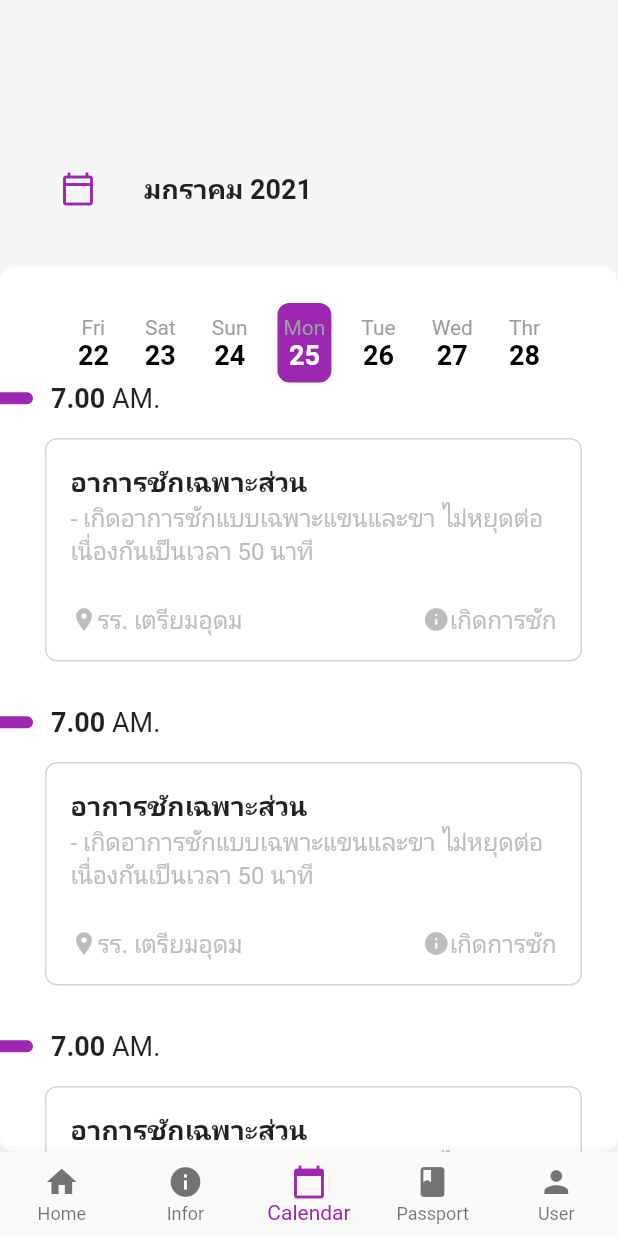
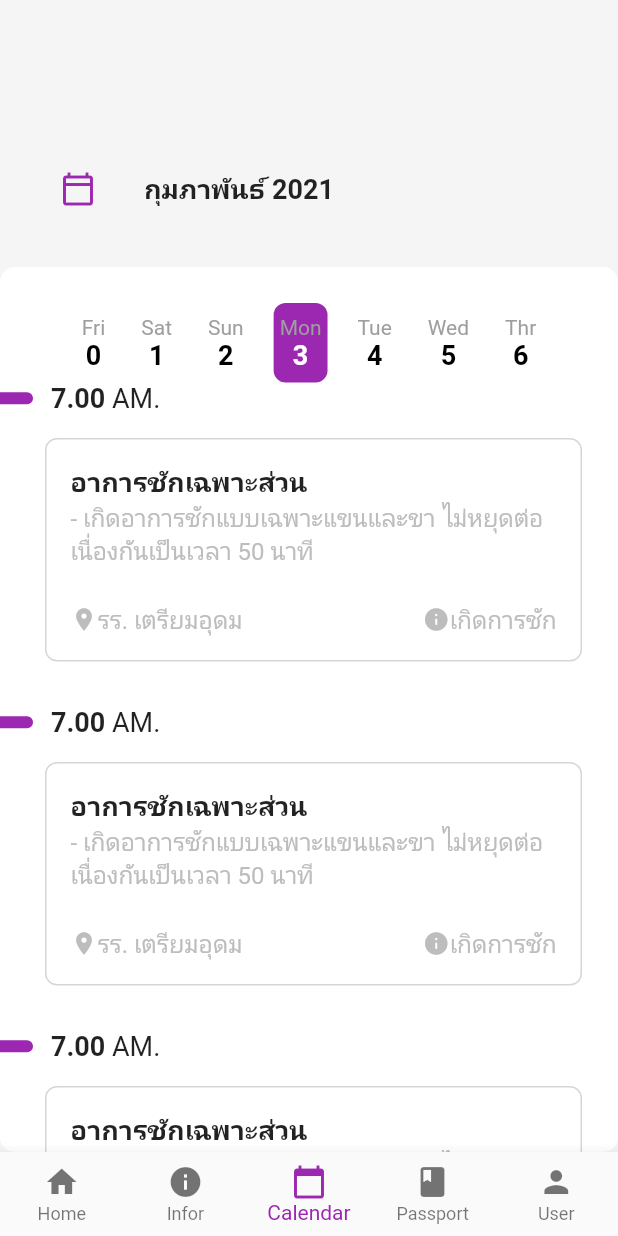
Before and after one commit to tesol2y090/Epilepsy-Application, a Flutter app: the screen it shows after launch, item 3 of the bottom bar chosen, on a phone screen of 412 x 824 dp. Run offline on Flutter 3.47's test engine with Material 2 defaults, Android fonts, the phone set to English and light mode, and no system bars; our stand-ins replace flutter_svg, google_fonts; Roboto replaces fonts that are missing (Kanit).

Commit message:
add calendar addpage and passport addpage

```diff
--- a/lib/views/calendar/calendar_view.dart
+++ b/lib/views/calendar/calendar_view.dart
@@ -1,9 +1,30 @@
 import 'package:flutter/material.dart';
+import 'package:intl/intl.dart';
 
 import 'package:epilepsy/views/calendar/components/select_date.dart';
 import 'package:epilepsy/views/calendar/components/detail_list_container.dart';
 
 class CalendarView extends StatelessWidget {
+  static DateTime now = DateTime.now();
+  static String formattedDate = DateFormat('yyyy-MM-dd').format(now);
+  static List<String> dateSplit = formattedDate.split("-");
+  static List<String> monthList = [
+    'มกราคม',
+    'กุมภาพันธ์',
+    'มีนาคม',
+    'เมษายน',
+    'พฤษภาคม',
+    'มิถุนายน',
+    'กรกฎาคม',
+    'สิงหาคม',
+    'กันยายน',
+    'ตุลาคม',
+    'พฤศจิกายน',
+    'ธันวาคม'
+  ];
+  static String year = dateSplit[0];
+  static String month = monthList[int.parse(dateSplit[1]) - 1];
+
   @override
   Widget build(BuildContext context) {
     return Container(
@@ -20,7 +41,7 @@ class CalendarView extends StatelessWidget {
                 padding: EdgeInsets.only(left: 24),
                 child: ListTile(
                   title: Text(
-                    'มกราคม 2021',
+                    '$month $year',
                     style: TextStyle(fontSize: 18, fontWeight: FontWeight.bold),
                   ),
                   leading: Icon(
--- a/lib/views/calendar/components/date_button.dart
+++ b/lib/views/calendar/components/date_button.dart
@@ -2,7 +2,7 @@ import 'package:flutter/material.dart';
 
 class DateButton extends StatelessWidget {
   final String _date;
-  final String _numDate;
+  final int _numDate;
   final bool _isSelected;
 
   const DateButton(this._date, this._numDate, this._isSelected, {Key key})
--- a/lib/views/calendar/components/detail_list_container.dart
+++ b/lib/views/calendar/components/detail_list_container.dart
@@ -1,5 +1,6 @@
 import 'package:flutter/material.dart';
 
+import 'package:epilepsy/views/calendar/components/add_calendar.dart';
 import 'package:epilepsy/views/calendar/components/detail_card.dart';
 
 class DetailListContainer extends StatelessWidget {
@@ -8,6 +9,7 @@ class DetailListContainer extends StatelessWidget {
     return Container(
       child: Expanded(
         child: ListView(
+          padding: EdgeInsets.only(bottom: 36),
           children: [
             DetailCard(),
             DetailCard(),
@@ -16,7 +18,8 @@ class DetailListContainer extends StatelessWidget {
               backgroundColor: Colors.purple,
               child: Icon(Icons.add),
               foregroundColor: Colors.white,
-              onPressed: () {},
+              onPressed: () => Navigator.push(
+                  context, MaterialPageRoute(builder: (_) => AddCalendar())),
             )
           ],
         ),
--- a/lib/views/calendar/components/select_date.dart
+++ b/lib/views/calendar/components/select_date.dart
@@ -1,8 +1,15 @@
 import 'package:flutter/material.dart';
+import 'package:intl/intl.dart';
 
 import 'package:epilepsy/views/calendar/components/date_button.dart';
 
 class SelectDateContainer extends StatelessWidget {
+  static DateTime now = DateTime.now();
+  static String formattedDate = DateFormat('EEE, yyyy-MM-dd').format(now);
+  static List<String> dateSplit = formattedDate.split("-");
+  static String dateName = dateSplit[0];
+  static int date = int.parse(dateSplit[2]);
+
   @override
   Widget build(BuildContext context) {
     return Container(
@@ -10,13 +17,13 @@ class SelectDateContainer extends StatelessWidget {
       child: Row(
         mainAxisAlignment: MainAxisAlignment.center,
         children: [
-          DateButton('Fri', '22', false),
-          DateButton('Sat', '23', false),
-          DateButton('Sun', '24', false),
-          DateButton('Mon', '25', true),
-          DateButton('Tue', '26', false),
-          DateButton('Wed', '27', false),
-          DateButton('Thr', '28', false)
+          DateButton('Fri', date - 3, false),
+          DateButton('Sat', date - 2, false),
+          DateButton('Sun', date - 1, false),
+          DateButton('Mon', date, true),
+          DateButton('Tue', date + 1, false),
+          DateButton('Wed', date + 2, false),
+          DateButton('Thr', date + 3, false)
         ],
       ),
     );
--- a/lib/views/passport/passport_view.dart
+++ b/lib/views/passport/passport_view.dart
@@ -1,5 +1,6 @@
 import 'package:flutter/material.dart';
 
+import 'package:epilepsy/views/passport/components/add_passport.dart';
 import 'package:epilepsy/views/passport/components/passport_card_view.dart';
 
 class PassportView extends StatelessWidget {
@@ -50,7 +51,8 @@ class PassportView extends StatelessWidget {
                         backgroundColor: Colors.purple,
                         child: Icon(Icons.add),
                         foregroundColor: Colors.white,
-                        onPressed: () {},
+                        onPressed: () => Navigator.push(context,
+                            MaterialPageRoute(builder: (_) => AddPassport())),
                       )
                     ],
                   ),
--- a/pubspec.yaml
+++ b/pubspec.yaml
@@ -25,7 +25,7 @@ dependencies:
     sdk: flutter
   google_fonts: ^1.1.1
   flutter_svg: ^0.19.1
-
+  hive: ^1.4.4+1
 
   # The following adds the Cupertino Icons font to your application.
   # Use with the CupertinoIcons class for iOS style icons.
```
Also changed, not shown: lib/views/calendar/components/add_calendar.dart (added, +139 -0 lines), lib/views/passport/components/add_passport.dart (added, +139 -0 lines), pubspec.lock.
